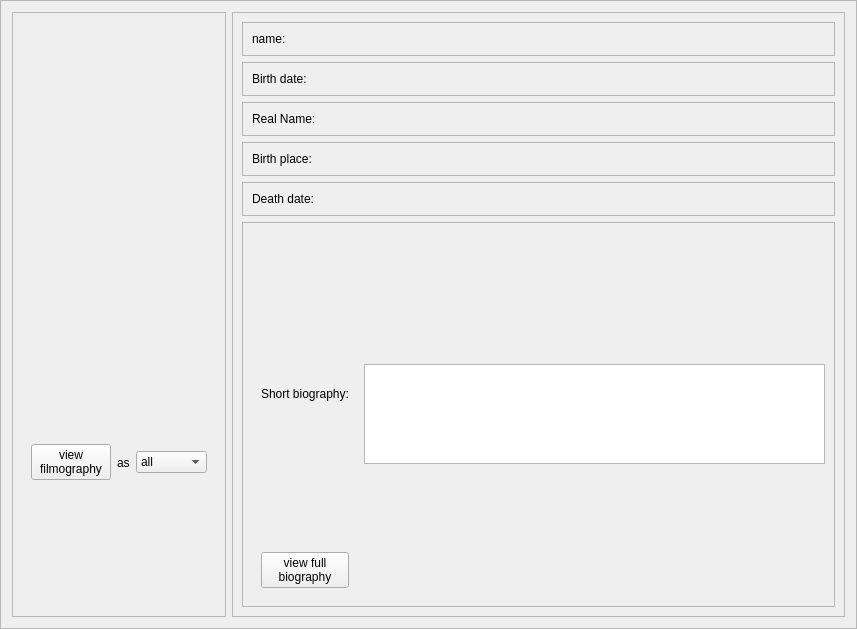
Above: weboob/applications/qcineoob/ui/person.ui from laurentb/weboob before the change. Below: the same form after it.
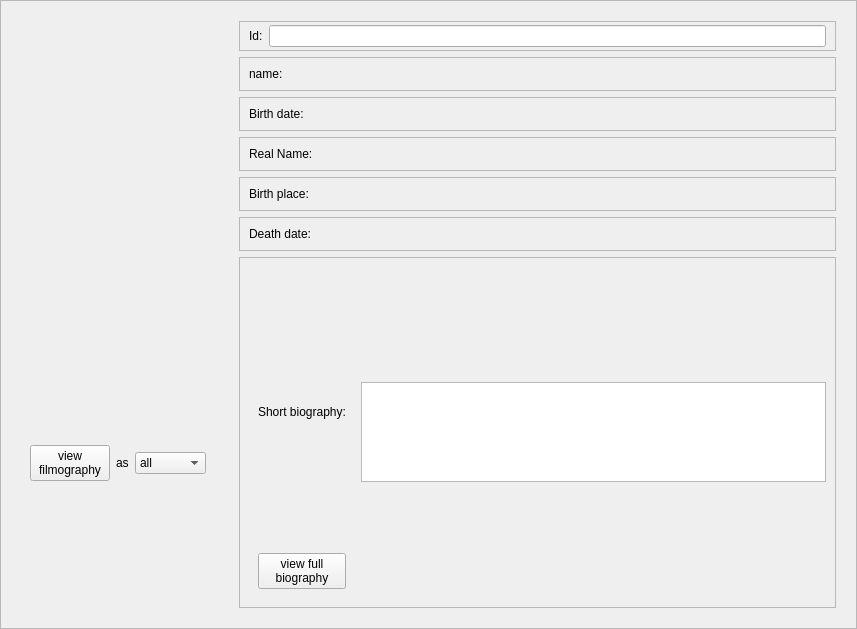
That is the form after the change.

```diff
--- a/weboob/applications/qcineoob/ui/person.ui
+++ b/weboob/applications/qcineoob/ui/person.ui
@@ -23,7 +23,7 @@
    <item>
     <widget class="QFrame" name="frame_3">
      <property name="frameShape">
-      <enum>QFrame::StyledPanel</enum>
+      <enum>QFrame::NoFrame</enum>
      </property>
      <property name="frameShadow">
       <enum>QFrame::Raised</enum>
@@ -88,12 +88,53 @@
    <item>
     <widget class="QFrame" name="frame_4">
      <property name="frameShape">
-      <enum>QFrame::StyledPanel</enum>
+      <enum>QFrame::NoFrame</enum>
      </property>
      <property name="frameShadow">
       <enum>QFrame::Raised</enum>
      </property>
      <layout class="QVBoxLayout" name="verticalLayout">
+      <item>
+       <widget class="QFrame" name="idFrame">
+        <property name="maximumSize">
+         <size>
+          <width>16777215</width>
+          <height>40</height>
+         </size>
+        </property>
+        <property name="frameShape">
+         <enum>QFrame::StyledPanel</enum>
+        </property>
+        <property name="frameShadow">
+         <enum>QFrame::Raised</enum>
+        </property>
+        <layout class="QHBoxLayout" name="horizontalLayout_13">
+         <property name="topMargin">
+          <number>3</number>
+         </property>
+         <property name="bottomMargin">
+          <number>3</number>
+         </property>
+         <item>
+          <widget class="QLabel" name="label_11">
+           <property name="text">
+            <string>Id:</string>
+           </property>
+          </widget>
+         </item>
+         <item>
+          <widget class="QLineEdit" name="idEdit">
+           <property name="alignment">
+            <set>Qt::AlignCenter</set>
+           </property>
+           <property name="readOnly">
+            <bool>true</bool>
+           </property>
+          </widget>
+         </item>
+        </layout>
+       </widget>
+      </item>
       <item>
        <widget class="QFrame" name="frame">
         <property name="frameShape">
```
